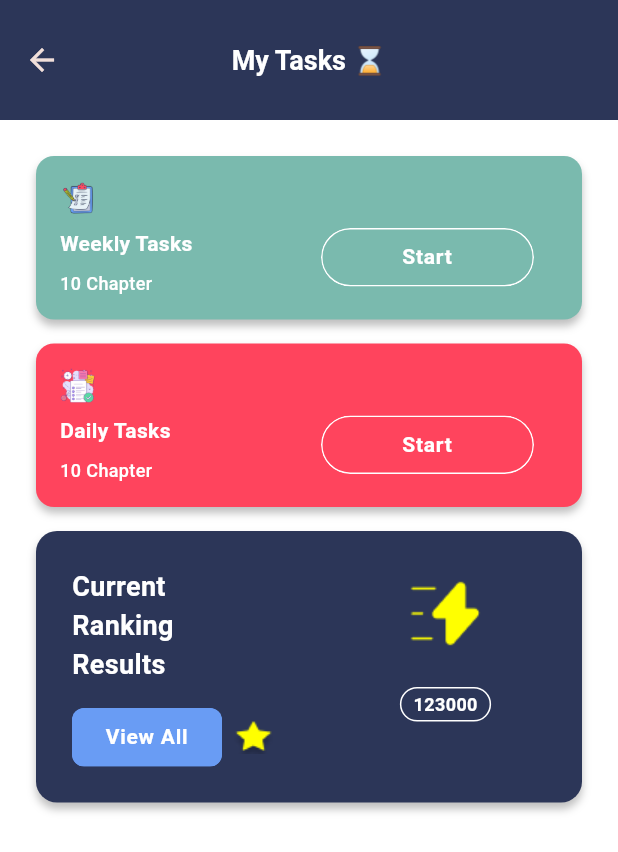
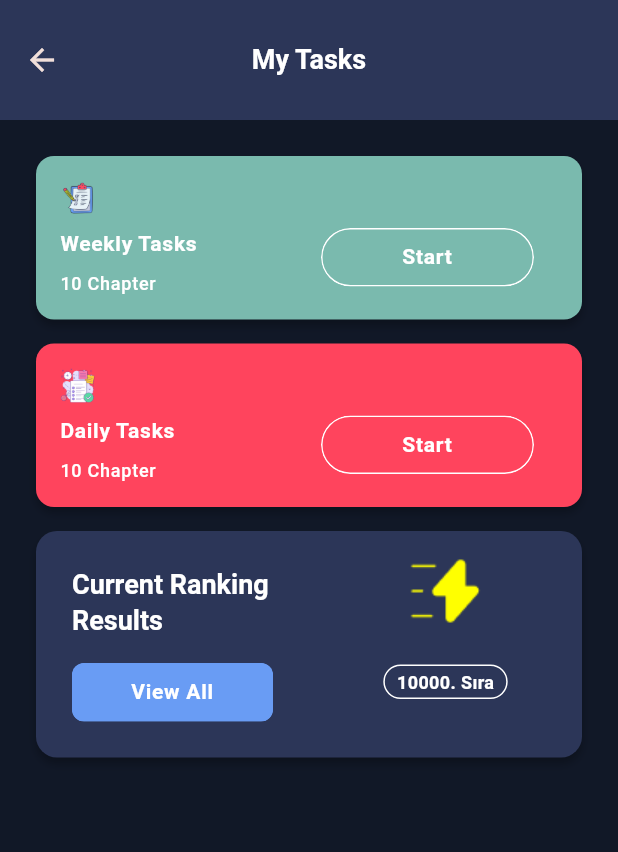
Before and after one commit to DargaHasanBasri/word_prime, a Flutter app: the TasksPage screen opened directly, on a phone screen of 412 x 824 dp. Shown: the top 852 px of the screen. Run offline on Flutter 3.47's test engine with Material 3 defaults, Android fonts, the phone set to English and light mode, and no system bars; our stand-ins replace cached_network_image, dotted_border, easy_localization, get_it; network calls fail.

Commit message:
Integrate theme on events and tasks page

```diff
--- a/lib/ui/pages/main_tab/components/custom_bottom_navigation_bar.dart
+++ b/lib/ui/pages/main_tab/components/custom_bottom_navigation_bar.dart
@@ -18,9 +18,9 @@ class CustomBottomNavigationBar extends StatelessWidget {
         ),
         boxShadow: [
           BoxShadow(
-            color: AppColors.mirage.withOpacity(0.03),
-            blurRadius: 28,
-            offset: Offset(0, -8),
+            color: AppColors.cornflowerBlue.withOpacity(0.25),
+            blurRadius: 25,
+            offset: Offset(0, 10),
           )
         ],
       ),
--- a/lib/ui/pages/tasks/components/ranking_results.dart
+++ b/lib/ui/pages/tasks/components/ranking_results.dart
@@ -31,28 +31,17 @@ class RankingResults extends StatelessWidget {
                 children: [
                   Text(
                     LocaleKeys.tasksPage_currentResultsMsg.locale,
-                    style: TextStyle(
+                    style: Theme.of(context).textTheme.headlineSmall?.copyWith(
                           color: AppColors.white,
-                      fontSize: 18,
                           fontWeight: FontWeight.w700,
                         ),
                   ),
                   SizedBox(height: AppSizes.sizedBoxMediumHeight),
-                  Row(
-                    children: [
-                      Expanded(
-                        child: CustomButton(
+                  CustomButton(
                     title: LocaleKeys.tasksPage_viewAll.locale,
                     titleVerticalPadding: 8,
                     borderRadius: 8,
                     onClick: () => onTabViewAll.call(),
-                        ),
-                      ),
-                      SizedBox(width: AppSizes.sizedBoxSmallWidth),
-                      Image.asset(
-                        AppAssets.icScorePath,
-                      ),
-                    ],
                   )
                 ],
               ),
@@ -81,7 +70,7 @@ class RankingResults extends StatelessWidget {
                       border: Border.all(color: AppColors.white),
                     ),
                     child: Text(
-                      '123000',
+                      '10000. Sıra',
                       style: TextStyle(
                         color: AppColors.white,
                         fontSize: 12,
--- a/lib/ui/pages/tasks/components/tasks_item.dart
+++ b/lib/ui/pages/tasks/components/tasks_item.dart
@@ -48,22 +48,19 @@ class TasksItem extends StatelessWidget {
                   children: [
                     Text(
                       title,
-                      style: TextStyle(
-                        color: AppColors.white,
-                        fontSize: 14,
-                        fontWeight: FontWeight.w700,
-                        overflow: TextOverflow.ellipsis,
-                      ),
+                      style: Theme.of(context).textTheme.bodyLarge?.copyWith(
+                            overflow: TextOverflow.ellipsis,
+                            color: AppColors.white,
+                          ),
+                      overflow: TextOverflow.ellipsis,
                       maxLines: 3,
                     ),
                     SizedBox(height: AppSizes.sizedBoxSmallHeight),
                     Text(
                       '${chapterCount} ${LocaleKeys.tasksPage_chapter.locale}',
-                      style: TextStyle(
-                        color: AppColors.white,
-                        fontSize: 12,
-                        fontWeight: FontWeight.w500,
-                      ),
+                      style: Theme.of(context).textTheme.labelMedium?.copyWith(
+                            color: AppColors.white,
+                          ),
                     ),
                   ],
                 ),
--- a/lib/ui/pages/tasks/tasks_page.dart
+++ b/lib/ui/pages/tasks/tasks_page.dart
@@ -13,7 +13,6 @@ class _TasksPageState extends BaseStatefulState<TasksPage> {
   @override
   Widget build(BuildContext context) {
     return Scaffold(
-      backgroundColor: AppColors.backgroundColor,
       appBar: _buildAppBar(),
       body: SingleChildScrollView(
         physics: BouncingScrollPhysics(),
@@ -61,16 +60,13 @@ class _TasksPageState extends BaseStatefulState<TasksPage> {
   AppBar _buildAppBar() {
     return AppBar(
       backgroundColor: AppColors.rhino,
-      toolbarHeight: AppSizes.toolbarHeight,
       title: Text(
-        '${LocaleKeys.tasksPage_myTasks.locale} ${AppLocaleConstants.EMOJI_HOURGLASS}',
-        style: TextStyle(
-          color: AppColors.white,
-          fontSize: 18,
-          fontWeight: FontWeight.w700,
-        ),
+        '${LocaleKeys.tasksPage_myTasks.locale}',
+        style: Theme.of(context).textTheme.headlineSmall?.copyWith(
+              color: AppColors.white,
+              fontWeight: FontWeight.w700,
+            ),
       ),
-      centerTitle: true,
     );
   }
 }
--- a/lib/utils/app_colors.dart
+++ b/lib/utils/app_colors.dart
@@ -2,7 +2,6 @@ import 'dart:ui';
 
 final class AppColors {
   AppColors._();
-  /// 0xff374151
   static Color backgroundColor = const Color(0xffffffff);
   static Color cornflowerBlue = const Color(0xff699CF4);
   static Color white = const Color(0xffffffff);
@@ -27,4 +26,5 @@ final class AppColors {
   static Color metallicBlue = const Color(0xff5B6C8C);
   static Color goldenDream = const Color(0xffFDC83D);
   static Color greenishTeal = const Color(0xff25D076);
+  static Color ruddyPink = const Color(0xffE88B8C);
 }
--- a/lib/utils/theme/custom_color_scheme.dart
+++ b/lib/utils/theme/custom_color_scheme.dart
@@ -10,19 +10,19 @@ final class CustomColorScheme {
     onPrimary: Color(0xff699CF4), /// splash background
     primaryContainer: Color(0xffFFFFFF), ///
     onPrimaryContainer: Color(0xffEEEFF2), ///
-    secondary: Color(0xff111827),
+    secondary: Color(0xff111827), ///
     onSecondary: Color(4294967295),
     secondaryContainer: Color(0xffF9FAFB), ///
-    onSecondaryContainer: Color(4281079055),
+    onSecondaryContainer: Color(0xffE88B8C), ///
     tertiary: Color(0xff6B7280), ///
     onTertiary: Color(0xff9CA3AF), ///
     tertiaryContainer: Color(0xff9BBDF8),
-    onTertiaryContainer: Color(4280490752),
+    onTertiaryContainer: Color(0xff5B6C8C), ///
     error: Color(4290386458),
     onError: Color(4294967295),
     errorContainer: Color(4294957782),
     onErrorContainer: Color(4282449922),
-    surface: Color(4294965494),
+    surface: Color(0xff2C3658), ///
     onSurface: Color(4280490263),
     onSurfaceVariant: Color(4283646783),
     outline: Color(0xff2C3658), ///
@@ -46,32 +46,32 @@ final class CustomColorScheme {
     surfaceDim: Color(4293449426),
     surfaceBright: Color(4294965494),
     surfaceContainerLowest: Color(4294967295),
-    surfaceContainerLow: Color(4294963693),
-    surfaceContainer: Color(0xffffffff),
+    surfaceContainerLow: Color(0xff2C3658), ///
+    surfaceContainer: Color(0xffffffff), ///
     surfaceContainerHigh: Color(0xff1E293B), ///
     surfaceContainerHighest: Color(0xff475569), ///
   );
 
   static const darkColorScheme = ColorScheme(
     brightness: Brightness.dark,
-    primary: Color(0xff111827),
+    primary: Color(0xff111827), ///
     surfaceTint: Color(0XFF1F2937), /// splash logo arka plan
-    onPrimary: Color(0xff111827),
+    onPrimary: Color(0xff111827), ///
     primaryContainer: Color(0xff374151), ///
     onPrimaryContainer: Color(0xff374151), ///
     secondary: Color(0xffFFFFFF), ///
     onSecondary: Color(4282657314),
-    secondaryContainer: Color(0xff1F2937),
-    onSecondaryContainer: Color(4294958033),
-    tertiary: Color(0xff6B7280),
+    secondaryContainer: Color(0xff1F2937), ///
+    onSecondaryContainer: Color(0xff1F2937), ///
+    tertiary: Color(0xff6B7280), ///
     onTertiary: Color(0xff6B7280), ///
     tertiaryContainer: Color(0xff6B7280), ///
-    onTertiaryContainer: Color(4294304167),
+    onTertiaryContainer: Color(0XFF1F2937), ///
     error: Color(0xff699CF4),
     onError: Color(4285071365),
     errorContainer: Color(4287823882),
     onErrorContainer: Color(4294957782),
-    surface: Color(4279898383),
+    surface: Color(4279898383), ///
     onSurface: Color(4294041562),
     onSurfaceVariant: Color(4292395708),
     outline: Color(0xff374151), ///
@@ -95,9 +95,9 @@ final class CustomColorScheme {
     surfaceDim: Color(4279898383),
     surfaceBright: Color(4282529588),
     surfaceContainerLowest: Color(4279503882),
-    surfaceContainerLow: Color(4280490263),
+    surfaceContainerLow: Color(0xff111827),  ///
     surfaceContainer: Color(0xff1F2937), ///
     surfaceContainerHigh: Color(0xffFFFFFF), ///
-    surfaceContainerHighest: Color(0xffFFFFFF),
+    surfaceContainerHighest: Color(0xffFFFFFF), ///
   );
 }
```
Also changed, not shown: lib/ui/pages/activity/activity_page.dart (+7 -40 lines), lib/ui/pages/activity/components/activity_item.dart (+12 -18 lines), lib/ui/pages/activity/components/analysis_results.dart (+7 -8 lines), lib/ui/pages/leaderboard/components/leaderboard_tab_bar.dart (+35 -17 lines), lib/ui/pages/leaderboard/components/top_hundred_ranking.dart (+13 -21 lines), lib/ui/pages/leaderboard/components/top_three_rankings.dart (+13 -18 lines), lib/ui/pages/leaderboard/leaderboard_page.dart (+8 -13 lines), lib/ui/pages/task_list/components/tasks_list_item.dart (+11 -16 lines), lib/ui/pages/task_list/task_list_page.dart (+7 -13 lines). Lines whose indentation alone changed are shown as unchanged.
